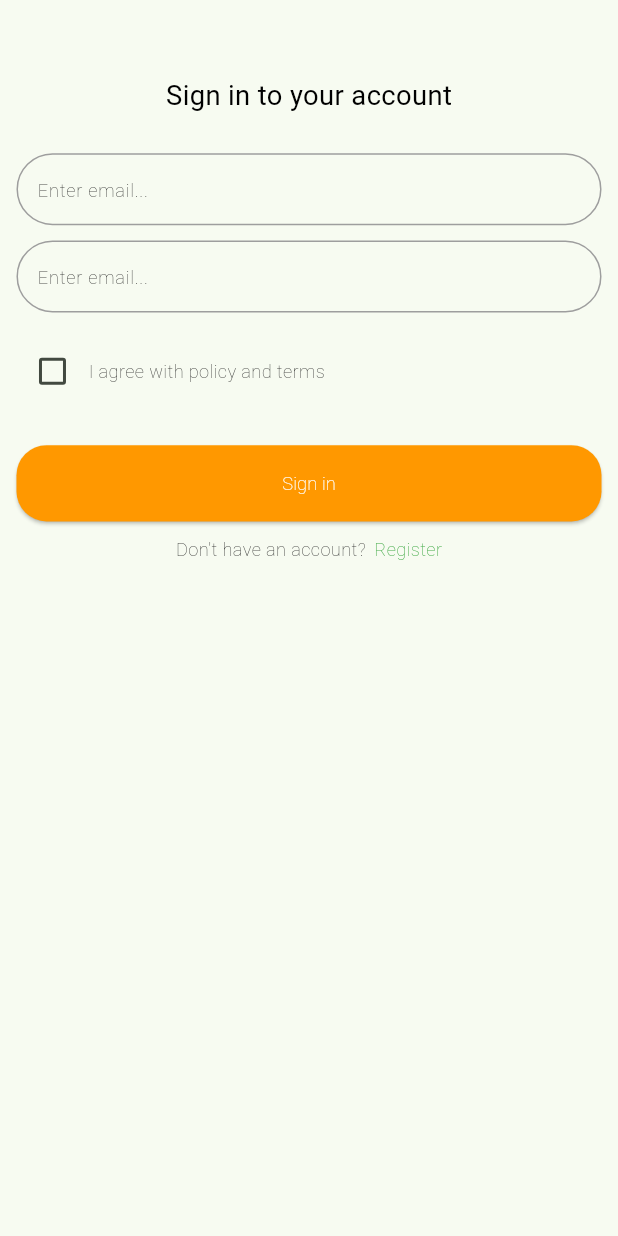
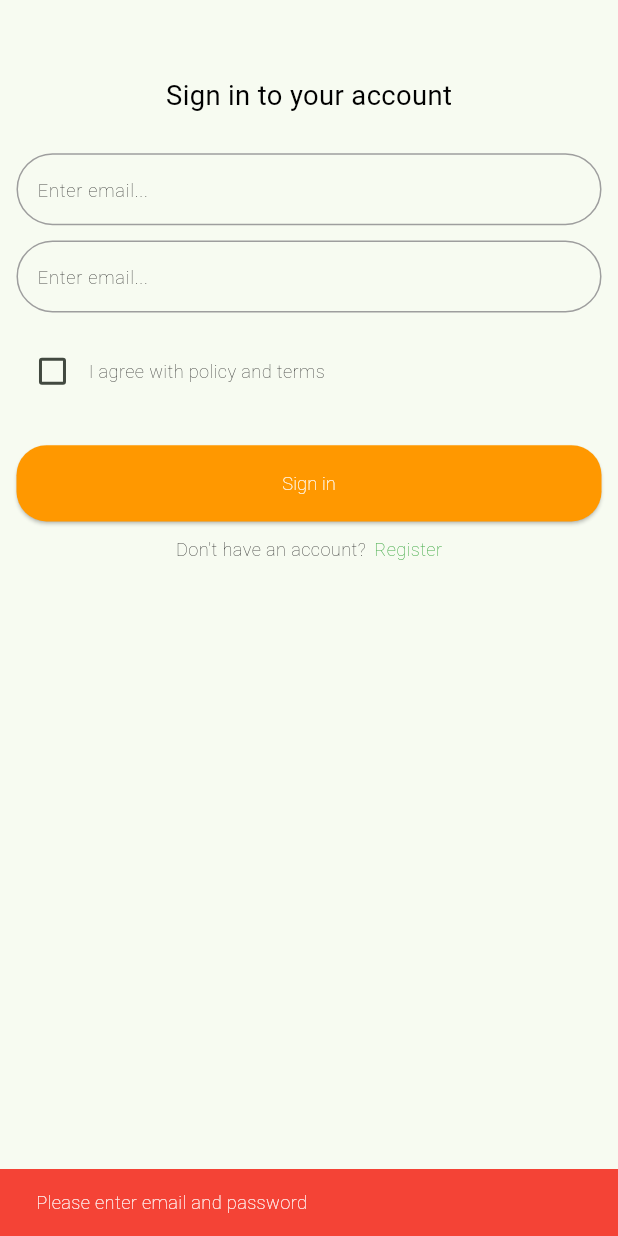
Before and after one commit to IsmayiI/my_tasks, a Flutter app: the screen it shows after launch, after a tap on "Sign in", on a phone screen of 412 x 824 dp. Run offline on Flutter 3.47's test engine with Material 3 defaults, Android fonts, the phone set to English and light mode, and no system bars; our stand-ins replace firebase_auth, firebase_core, flutter_riverpod, go_router, google_fonts, riverpod_annotation; accounts and stored records are empty; generated files the repository leaves out were written again.

Commit message:
add auth logic to screens

```diff
--- a/lib/features/authentication/data/auth_repository.dart
+++ b/lib/features/authentication/data/auth_repository.dart
@@ -1,4 +1,5 @@
 import 'package:firebase_auth/firebase_auth.dart';
+import 'package:my_tasks/routes/routes.dart';
 import 'package:riverpod_annotation/riverpod_annotation.dart';
 
 part 'auth_repository.g.dart';
@@ -31,7 +32,8 @@ class AuthRepository {
 
 @Riverpod(keepAlive: true)
 AuthRepository authRepository(Ref ref) {
-  return AuthRepository(FirebaseAuth.instance);
+  final firebaseAuth = ref.watch(firebaseAuthProvider);
+  return AuthRepository(firebaseAuth);
 }
 
 @Riverpod(keepAlive: true)
--- a/lib/features/authentication/presentation/screens/sign_in_screen.dart
+++ b/lib/features/authentication/presentation/screens/sign_in_screen.dart
@@ -1,5 +1,7 @@
 import 'package:flutter/material.dart';
 import 'package:flutter_riverpod/flutter_riverpod.dart';
+import 'package:my_tasks/common_widgets/async_value_ui.dart';
+import 'package:my_tasks/features/authentication/presentation/controllers/auth_controller.dart';
 import 'package:my_tasks/routes/routes.dart';
 import 'package:my_tasks/utils/utils.dart';
 
@@ -18,15 +20,14 @@ class _SignInScreenState extends ConsumerState<SignInScreen> {
   bool _isChecked = false;
 
   @override
-  void dispose() {
-    _emailController.dispose();
-    _passwordController.dispose();
-    super.dispose();
-  }
-
-  @override
   Widget build(BuildContext context) {
     SizeConfig.init(context);
+
+    final state = ref.watch(authControllerProvider);
+
+    ref.listen(authControllerProvider, (previous, next) {
+      next.showDialogOnError(context);
+    });
 
     return Scaffold(
       body: SafeArea(
@@ -63,7 +64,11 @@ class _SignInScreenState extends ConsumerState<SignInScreen> {
                   },
                 ),
                 AppSpacer.vertical(25),
-                AuthButton(text: 'Sign in', onPressed: () {}),
+                AuthButton(
+                  text: 'Sign in',
+                  onPressed: signIn,
+                  isLoading: state.isLoading,
+                ),
                 AppSpacer.vertical(10),
                 AuthRedirectText(
                   text: "Don't have an account?",
@@ -77,4 +82,34 @@ class _SignInScreenState extends ConsumerState<SignInScreen> {
       ),
     );
   }
+
+  void signIn() {
+    final email = _emailController.text.trim();
+    final password = _passwordController.text.trim();
+
+    if (email.isEmpty || password.isEmpty) {
+      ScaffoldMessenger.of(context).showSnackBar(
+        SnackBar(
+          backgroundColor: Colors.red,
+          content: Text(
+            'Please enter email and password',
+            style: AppTextStyle.normal.copyWith(color: Colors.white),
+          ),
+
+          duration: Duration(seconds: 2),
+        ),
+      );
+    } else {
+      ref
+          .read(authControllerProvider.notifier)
+          .signIn(email: email, password: password);
+    }
+  }
+
+  @override
+  void dispose() {
+    _emailController.dispose();
+    _passwordController.dispose();
+    super.dispose();
+  }
 }
--- a/lib/features/authentication/presentation/widgets/auth_button.dart
+++ b/lib/features/authentication/presentation/widgets/auth_button.dart
@@ -3,10 +3,16 @@ import 'package:my_tasks/utils/app_text_style.dart';
 import 'package:my_tasks/utils/size_config.dart';
 
 class AuthButton extends StatelessWidget {
+  final bool isLoading;
   final String text;
   final VoidCallback? onPressed;
 
-  const AuthButton({super.key, required this.text, this.onPressed});
+  const AuthButton({
+    super.key,
+    required this.text,
+    this.onPressed,
+    this.isLoading = false,
+  });
 
   @override
   Widget build(BuildContext context) {
@@ -17,10 +23,16 @@ class AuthButton extends StatelessWidget {
         shape: RoundedRectangleBorder(borderRadius: BorderRadius.circular(20)),
         minimumSize: Size(double.infinity, SizeConfig.height(50)),
       ),
-      child: Text(
-        text,
-        style: AppTextStyle.normal.copyWith(color: Colors.white),
-      ),
+      child: isLoading
+          ? SizedBox(
+              height: SizeConfig.height(20),
+              width: SizeConfig.width(20),
+              child: const CircularProgressIndicator(color: Colors.white),
+            )
+          : Text(
+              text,
+              style: AppTextStyle.normal.copyWith(color: Colors.white),
+            ),
     );
   }
 }
--- a/lib/routes/routes.dart
+++ b/lib/routes/routes.dart
@@ -10,21 +10,22 @@ part 'routes.g.dart';
 
 enum AppRoutes { main, register, signIn }
 
-@riverpod
+@Riverpod(keepAlive: true)
 FirebaseAuth firebaseAuth(Ref ref) => FirebaseAuth.instance;
 
-@riverpod
+@Riverpod(keepAlive: true)
 GoRouter goRouter(Ref ref) {
   final firebaseAuth = ref.watch(firebaseAuthProvider);
 
   return GoRouter(
-    initialLocation: '/main',
+    initialLocation: '/signIn',
     debugLogDiagnostics: true,
     redirect: (context, state) {
       final isLoggedIn = firebaseAuth.currentUser != null;
 
       if (isLoggedIn &&
-          (state.matchedLocation == '/signIn' || state.name == '/register')) {
+          (state.matchedLocation == '/signIn' ||
+              state.matchedLocation == '/register')) {
         return '/main';
       }
 
```
Also changed, not shown: lib/common_widgets/async_value_ui.dart (added, +35 -0 lines), lib/features/authentication/presentation/screens/register_screen.dart (+43 -8 lines), lib/features/task_management/presentation/screens/main_screen.dart (+18 -4 lines), lib/features/authentication/data/auth_repository.g.dart, lib/routes/routes.g.dart.
